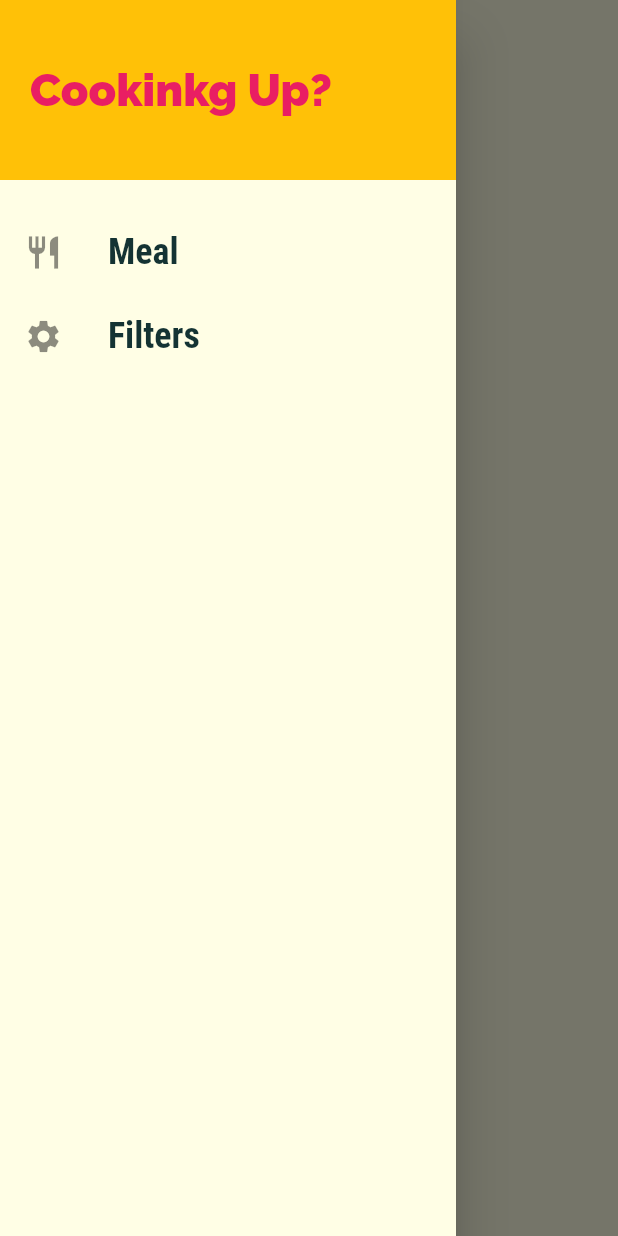
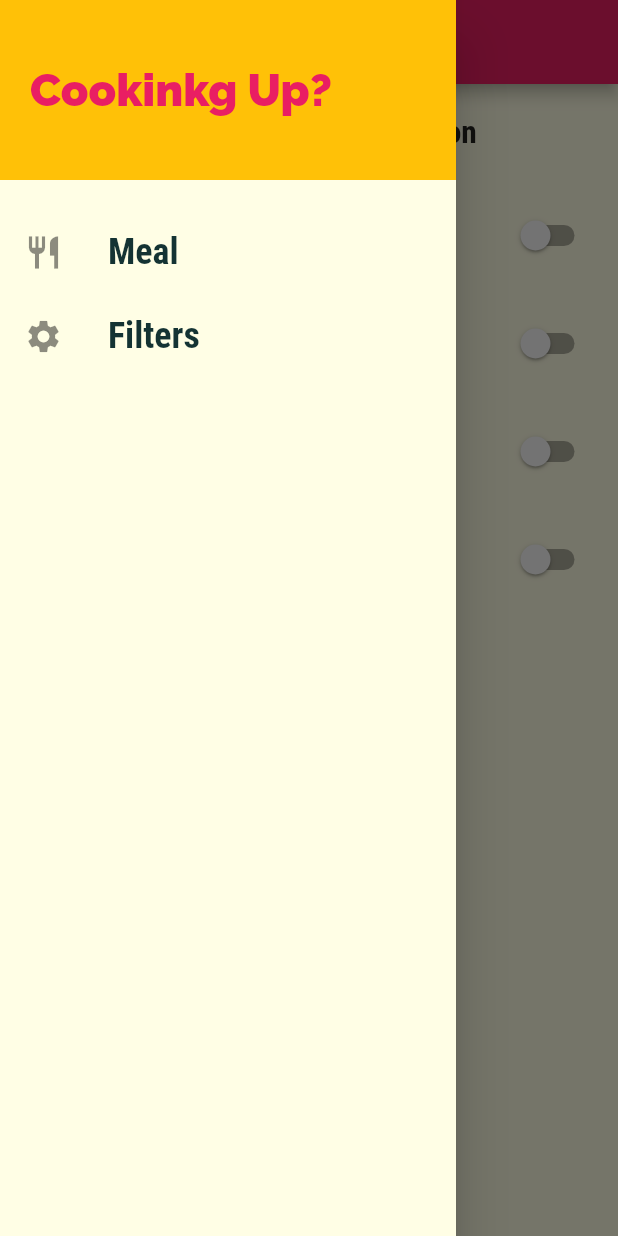
Before and after one commit to andreuhh/Food-app-flutter, a Flutter app: the FiltersScreen screen opened by its route, with the side drawer open, on a phone screen of 412 x 824 dp. Run offline on Flutter 3.47's test engine with Material 2 defaults, Android fonts, the phone set to English and light mode, and no system bars.

Commit message:
pagina filtri

```diff
--- a/lib/screens/filters_screen.dart
+++ b/lib/screens/filters_screen.dart
@@ -1,16 +1,109 @@
 import 'package:flutter/material.dart';
 import '../widgets/main_drawer.dart';
 
-class FiltersScreen extends StatelessWidget {
+class FiltersScreen extends StatefulWidget {
   static const routeName = '/filters';
+
+  @override
+  _FiltersScreenState createState() => _FiltersScreenState();
+}
+
+class _FiltersScreenState extends State<FiltersScreen> {
+  bool _glutenFree = false;
+  bool _vegetarian = false;
+  bool _vegan = false;
+  bool _lactoseFree = false;
+
+  Widget _buildSwitchListTile(
+    String title,
+    String description,
+    bool currentValue,
+    Function updateValue,
+  ) {
+    return SwitchListTile(
+      title: Text(title),
+      value: currentValue,
+      subtitle: Text(
+        description,
+      ),
+      onChanged: updateValue,
+    );
+  }
 
   @override
   Widget build(BuildContext context) {
     return Scaffold(
-      body: Center(
-        child: Text('Filters!'),
+      appBar: AppBar(
+        title: Text('Your Filters'),
       ),
       drawer: MainDrawer(),
+      body: Center(
+        child: Column(
+          children: <Widget>[
+            Container(
+              padding: EdgeInsets.all(20),
+              child: Text(
+                'Adjust your meal selection',
+                style: Theme.of(context).textTheme.title,
+              ),
+            ),
+            Expanded(
+              child: ListView(
+                children: <Widget>[
+                  _buildSwitchListTile(
+                    'Gluten-free',
+                    'Only include gluten-free meal',
+                    _glutenFree,
+                    (newValue) {
+                      setState(
+                        () {
+                          _glutenFree = newValue;
+                        },
+                      );
+                    },
+                  ),
+                  _buildSwitchListTile(
+                    'Lactose-free',
+                    'Only include lactose-free meal',
+                    _lactoseFree,
+                    (newValue) {
+                      setState(
+                        () {
+                          _lactoseFree = newValue;
+                        },
+                      );
+                    },
+                  ),
+                  _buildSwitchListTile(
+                    'Vegetarian',
+                    'Only include vegetarian meal',
+                    _vegetarian,
+                    (newValue) {
+                      setState(
+                        () {
+                          _vegetarian = newValue;
+                        },
+                      );
+                    },
+                  ),
+                  _buildSwitchListTile(
+                    'Vegan',
+                    'Only include vegan meal',
+                    _vegan,
+                    (newValue) {
+                      setState(
+                        () {
+                          _vegan = newValue;
+                        },
+                      );
+                    },
+                  ),
+                ],
+              ),
+            ),
+          ],
+        ),
+      ),
     );
   }
 }
```
